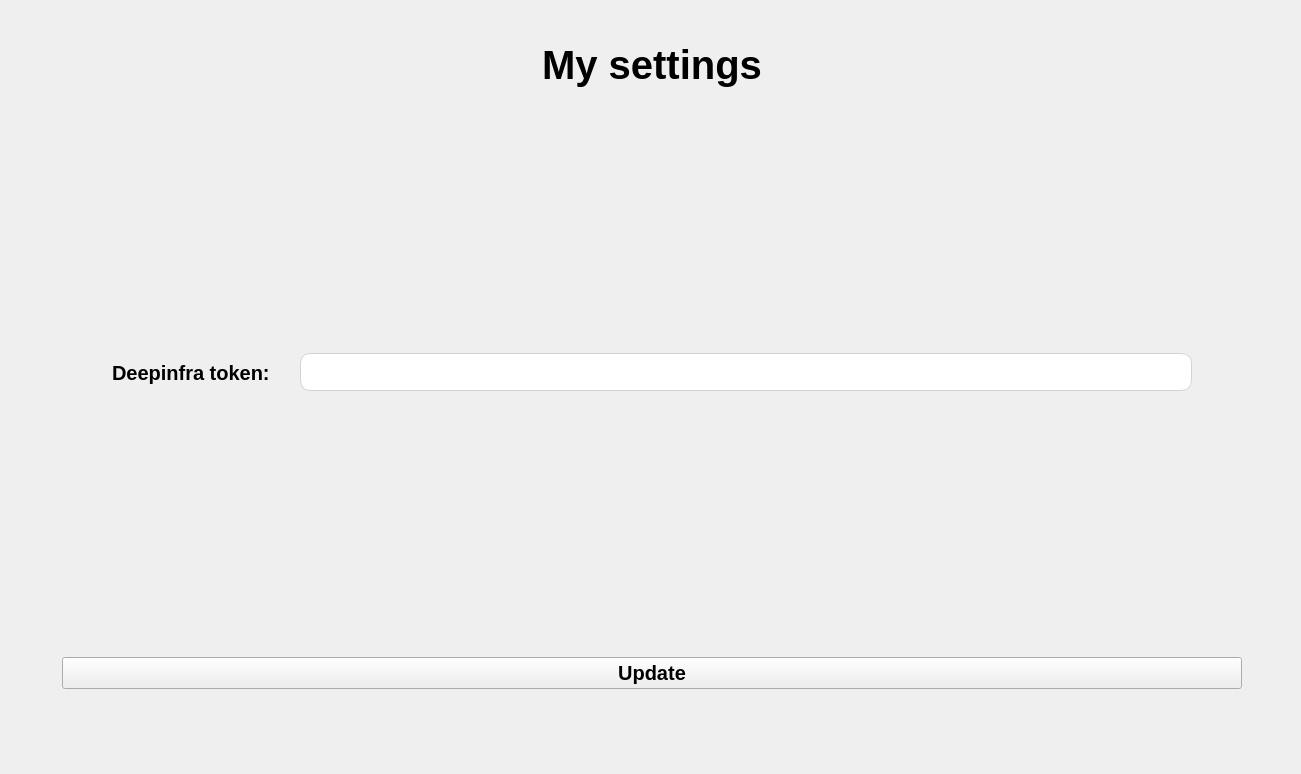
Old version of the form mainwindow.ui in the repository HSE-DSBA-233/this-is-fine-client.
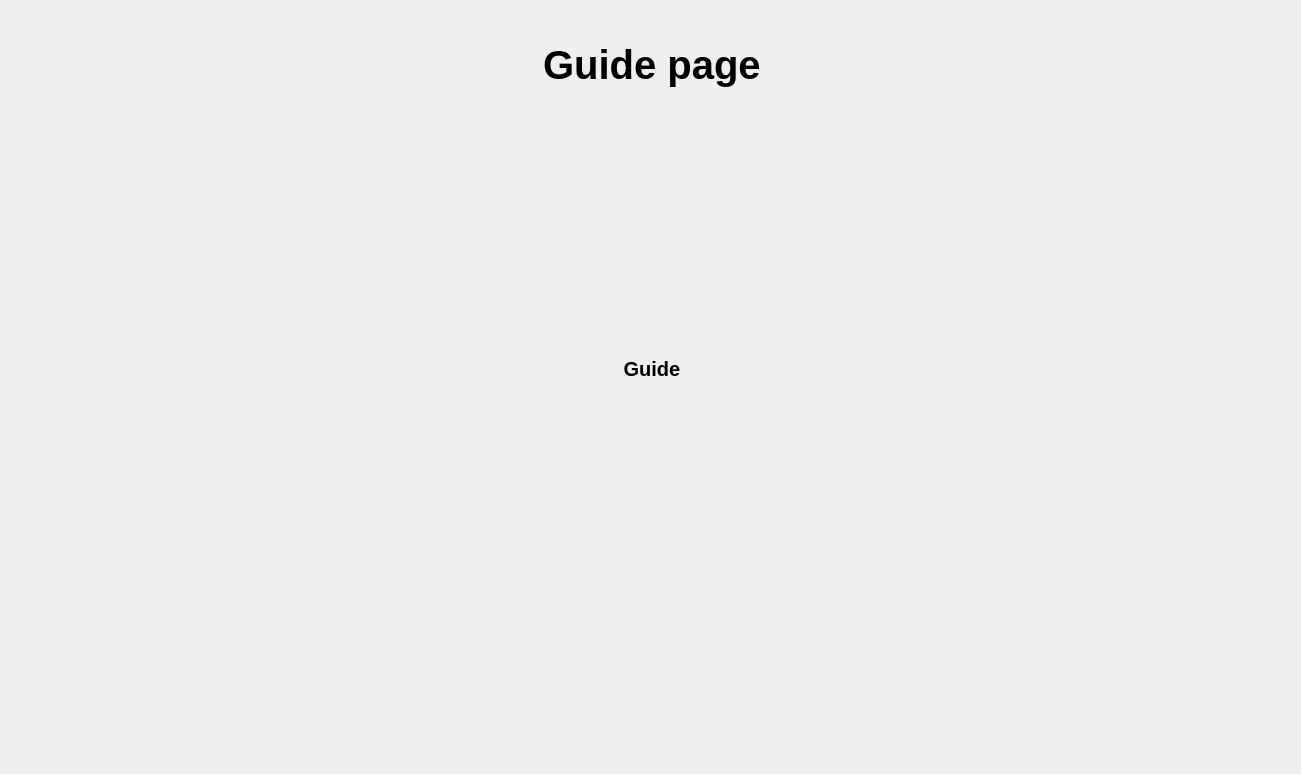
New version of the form. The open tabs and pages were chosen to show the change. Icons and pictures are not drawn.

Commit message: Added clear context button + api/ Added guide page

```diff
--- a/mainwindow.ui
+++ b/mainwindow.ui
@@ -604,7 +604,7 @@
        </layout>
       </widget>
       <widget class="QWidget" name="settingsPageWidget">
-       <layout class="QVBoxLayout" name="verticalLayout_3" stretch="0,1,0">
+       <layout class="QVBoxLayout" name="verticalLayout_3" stretch="0,1">
         <property name="spacing">
          <number>20</number>
         </property>
@@ -629,7 +629,7 @@
            </font>
           </property>
           <property name="text">
-           <string>My settings</string>
+           <string>Guide page</string>
           </property>
          </widget>
         </item>
@@ -660,56 +660,13 @@
               </font>
              </property>
              <property name="text">
-              <string>Deepinfra token:</string>
-             </property>
-            </widget>
-           </item>
-           <item>
-            <widget class="QLineEdit" name="tokenInputWidget">
-             <property name="minimumSize">
-              <size>
-               <width>0</width>
-               <height>0</height>
-              </size>
-             </property>
-             <property name="maximumSize">
-              <size>
-               <width>16777215</width>
-               <height>16777215</height>
-              </size>
-             </property>
-             <property name="font">
-              <font>
-               <pointsize>15</pointsize>
-              </font>
-             </property>
-             <property name="styleSheet">
-              <string notr="true">background-color: white; border: 1px solid lightgray; padding: 5px; border-radius: 10px;</string>
+              <string>&lt;html&gt;&lt;head/&gt;&lt;body&gt;&lt;p align=&quot;center&quot;&gt;Guide&lt;/p&gt;&lt;p align=&quot;center&quot;&gt;&lt;br/&gt;&lt;/p&gt;&lt;/body&gt;&lt;/html&gt;</string>
              </property>
             </widget>
            </item>
           </layout>
          </widget>
         </item>
-        <item>
-         <widget class="QPushButton" name="settingsUpdateButton">
-          <property name="font">
-           <font>
-            <pointsize>15</pointsize>
-            <bold>true</bold>
-           </font>
-          </property>
-          <property name="cursor">
-           <cursorShape>PointingHandCursor</cursorShape>
-          </property>
-          <property name="styleSheet">
-           <string notr="true"/>
-          </property>
-          <property name="text">
-           <string>Update</string>
-          </property>
-         </widget>
-        </item>
        </layout>
       </widget>
      </widget>
@@ -744,35 +701,6 @@
        <property name="bottomMargin">
         <number>10</number>
        </property>
-       <item>
-        <widget class="QPushButton" name="settingsButton">
-         <property name="maximumSize">
-          <size>
-           <width>45</width>
-           <height>16777215</height>
-          </size>
-         </property>
-         <property name="cursor">
-          <cursorShape>PointingHandCursor</cursorShape>
-         </property>
-         <property name="styleSheet">
-          <string notr="true">border-radius: 12px;</string>
-         </property>
-         <property name="text">
-          <string/>
-         </property>
-         <property name="icon">
-          <iconset resource="resources.qrc">
-           <normaloff>:/assets/settings.png</normaloff>:/assets/settings.png</iconset>
-         </property>
-         <property name="iconSize">
-          <size>
-           <width>30</width>
-           <height>30</height>
-          </size>
-         </property>
-        </widget>
-       </item>
        <item>
         <widget class="QPushButton" name="homeButton">
          <property name="maximumSize">
@@ -842,6 +770,35 @@
          </property>
         </widget>
        </item>
+       <item>
+        <widget class="QPushButton" name="settingsButton">
+         <property name="maximumSize">
+          <size>
+           <width>45</width>
+           <height>16777215</height>
+          </size>
+         </property>
+         <property name="cursor">
+          <cursorShape>PointingHandCursor</cursorShape>
+         </property>
+         <property name="styleSheet">
+          <string notr="true">border-radius: 12px;</string>
+         </property>
+         <property name="text">
+          <string/>
+         </property>
+         <property name="icon">
+          <iconset resource="resources.qrc">
+           <normaloff>:/assets/guide.png</normaloff>:/assets/guide.png</iconset>
+         </property>
+         <property name="iconSize">
+          <size>
+           <width>30</width>
+           <height>30</height>
+          </size>
+         </property>
+        </widget>
+       </item>
       </layout>
      </widget>
     </item>
```
Left out of the diff: 16 changed lines with no effect on the pictures. The commit also changes 9 other files.
